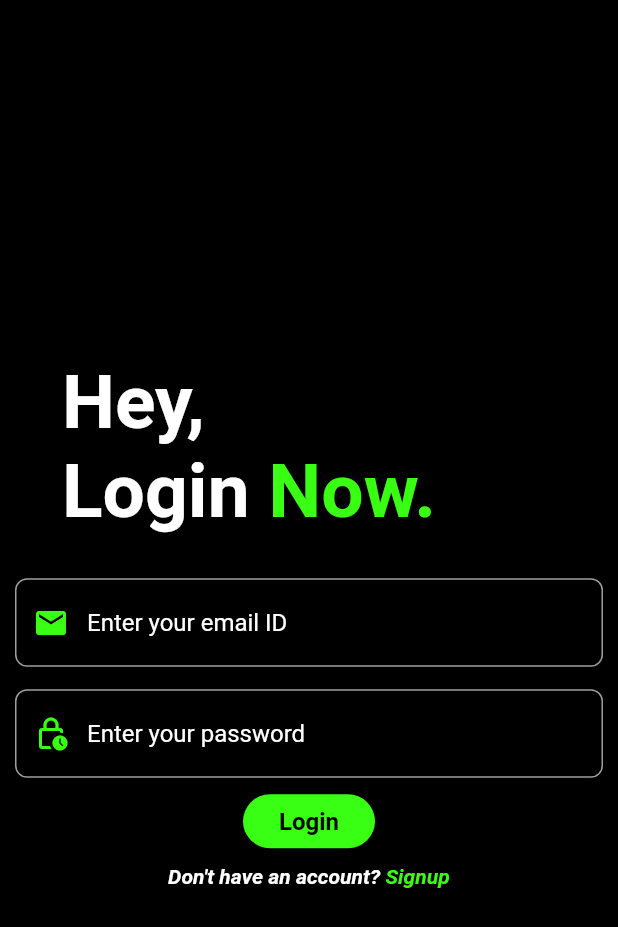
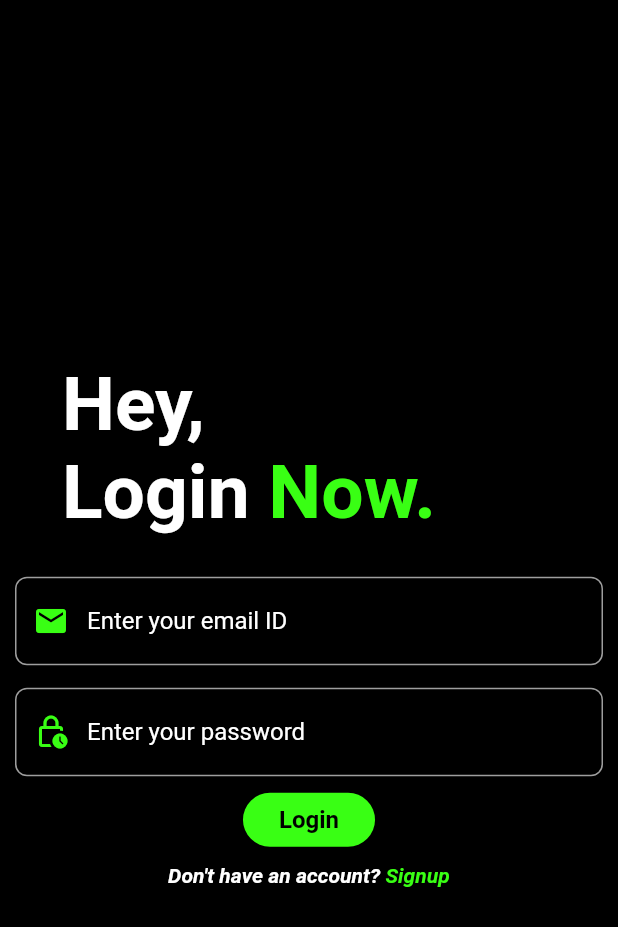
Before and after one commit to prithvisaran3/expense_tracker, a Flutter app: the screen it shows after launch, on a phone screen of 412 x 824 dp. Shown: the top 927 px of the screen. Run offline on Flutter 3.47's test engine with Material 2 defaults, Android fonts, the phone set to English and light mode, and no system bars.

```diff
--- a/lib/screens/loginscreen.dart
+++ b/lib/screens/loginscreen.dart
@@ -44,7 +44,7 @@ class login extends StatelessWidget {
                       ),
                     ),
                   ),
-                  SizedBox(height: 20),
+                  SizedBox(height: 18),
                   TextFormField(
                     keyboardType: TextInputType.emailAddress,
                     decoration: InputDecoration(
```
